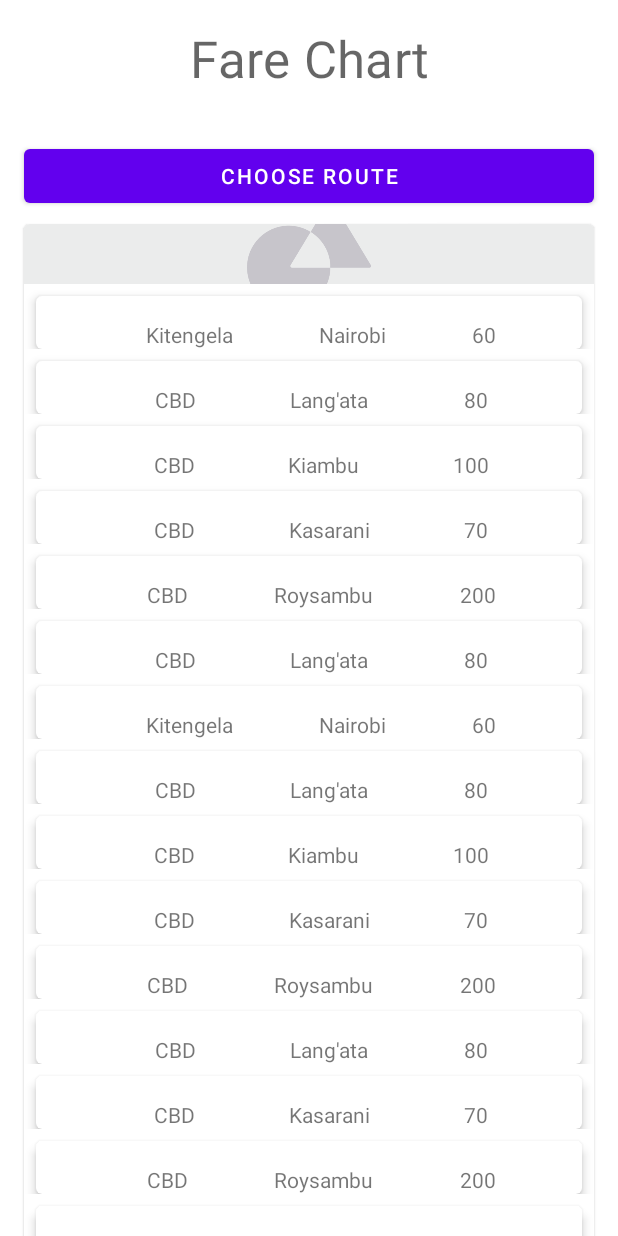
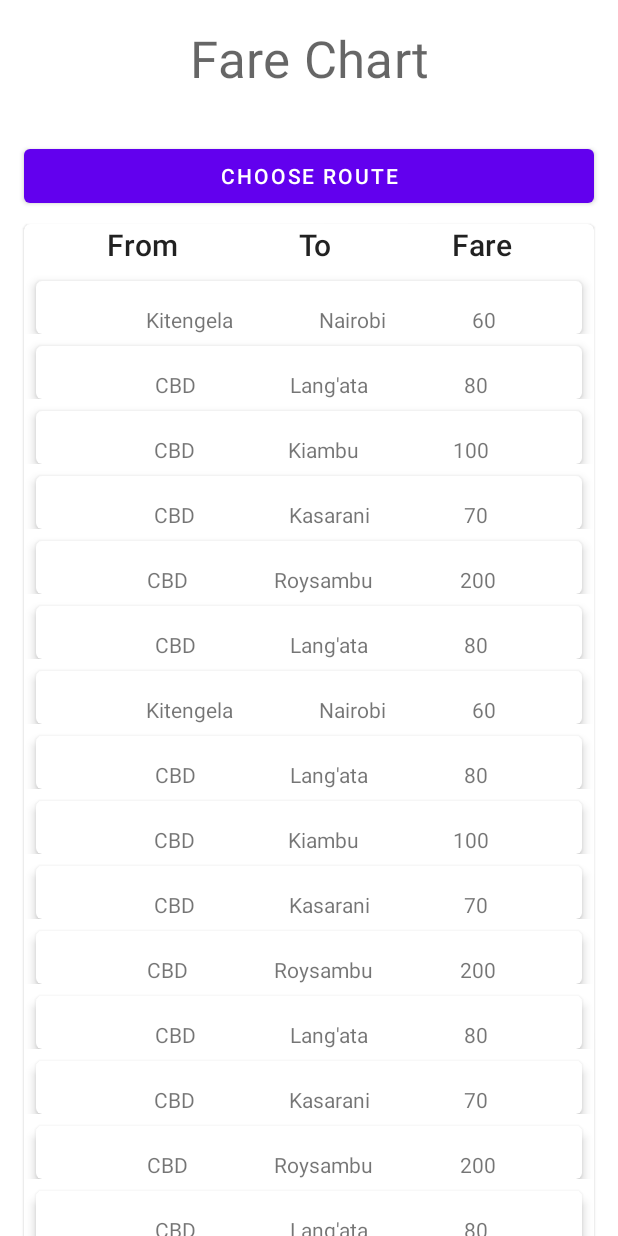
Before and after one commit to MalukiMuthusi/dmt-hackathon, an Android app: the screen it shows after launch (MainActivity), on a phone screen of 412 x 824 dp. Run offline under Robolectric (Android 15) with nearby library versions, the phone set to English and light mode, and no system bars; our stand-ins replace Firebase (no records; nobody signed in at launch, a user with empty details on screens opened directly), data binding; libraries missing offline, so code that uses them is left out: com.firebase.ui.

Commit message:
UI update

```diff
--- a/app/src/main/java/codes/malukimuthusi/hackathon/HomeFragment.kt
+++ b/app/src/main/java/codes/malukimuthusi/hackathon/HomeFragment.kt
@@ -7,8 +7,11 @@ import android.view.ViewGroup
 import androidx.fragment.app.Fragment
 import androidx.fragment.app.activityViewModels
 import androidx.navigation.fragment.findNavController
-import codes.malukimuthusi.hackathon.data.*
+import codes.malukimuthusi.hackathon.data.FareChartAdapter
+import codes.malukimuthusi.hackathon.data.FareChartListener
+import codes.malukimuthusi.hackathon.data.chartFares
 import codes.malukimuthusi.hackathon.databinding.FragmentHomeBinding
+import com.firebase.ui.auth.AuthUI
 import com.google.firebase.database.ktx.database
 import com.google.firebase.ktx.Firebase
 
@@ -16,6 +19,7 @@ import com.google.firebase.ktx.Firebase
 // the fragment initialization parameters, e.g. ARG_ITEM_NUMBER
 private const val ARG_PARAM1 = "param1"
 private const val ARG_PARAM2 = "param2"
+
 
 /**
  * A simple [Fragment] subclass.
@@ -26,6 +30,7 @@ class HomeFragment : Fragment() {
     // TODO: Rename and change types of parameters
     private var param1: String? = null
     private var param2: String? = null
+    private var signedin: Boolean = false
 
     override fun onCreate(savedInstanceState: Bundle?) {
         super.onCreate(savedInstanceState)
@@ -64,6 +69,9 @@ class HomeFragment : Fragment() {
         adapter.submitList(chartFares)
 
 
+
+
+
         // firebase
         val mydatabase = Firebase.database.reference
 //        val myroute = Route(saccos = Mock.saccoLists).toMap()
--- a/app/src/main/res/layout/fragment_home.xml
+++ b/app/src/main/res/layout/fragment_home.xml
@@ -54,27 +54,66 @@
                 android:layout_width="match_parent"
                 android:layout_height="match_parent">
 
-                <com.google.android.material.imageview.ShapeableImageView
-                    android:id="@+id/card_header"
-                    android:layout_width="match_parent"
-                    android:layout_height="40dp"
-                    android:scaleType="centerCrop"
+                <!--                <com.google.android.material.imageview.ShapeableImageView-->
+                <!--                    android:id="@+id/card_header"-->
+                <!--                    android:layout_width="match_parent"-->
+                <!--                    android:layout_height="40dp"-->
+                <!--                    android:scaleType="centerCrop"-->
+                <!--                    app:layout_constraintEnd_toEndOf="parent"-->
+                <!--                    app:layout_constraintStart_toStartOf="parent"-->
+                <!--                    app:layout_constraintTop_toTopOf="parent"-->
+                <!--                    app:srcCompat="@drawable/sample_image"-->
+                <!--                    app:tint="?attr/colorSurface"-->
+                <!--                    app:tintMode="multiply" />-->
+
+                <TextView
+                    android:id="@+id/start"
+                    style="@style/TextAppearance.MaterialComponents.Headline6"
+                    android:layout_width="133dp"
+                    android:layout_height="22dp"
+                    android:layout_marginStart="8dp"
+                    android:gravity="center_horizontal"
+                    android:text="From"
+                    app:layout_constraintEnd_toStartOf="@+id/destn"
+                    app:layout_constraintHorizontal_bias="0.5"
+                    app:layout_constraintStart_toStartOf="parent"
+                    app:layout_constraintTop_toTopOf="parent" />
+
+                <TextView
+                    android:id="@+id/destn"
+                    style="@style/TextAppearance.MaterialComponents.Headline6"
+                    android:layout_width="89dp"
+                    android:layout_height="wrap_content"
+                    android:gravity="center_horizontal"
+                    android:text="To"
+                    app:layout_constraintEnd_toStartOf="@+id/textView3"
+                    app:layout_constraintHorizontal_bias="0.5"
+                    app:layout_constraintStart_toEndOf="@+id/start"
+                    app:layout_constraintTop_toTopOf="@+id/start" />
+
+                <TextView
+                    android:id="@+id/textView3"
+                    style="@style/TextAppearance.MaterialComponents.Headline6"
+                    android:layout_width="125dp"
+                    android:layout_height="wrap_content"
+                    android:layout_marginEnd="8dp"
+                    android:gravity="center_horizontal"
+                    android:text="Fare"
                     app:layout_constraintEnd_toEndOf="parent"
-                    app:layout_constraintStart_toStartOf="parent"
-                    app:layout_constraintTop_toTopOf="parent"
-                    app:srcCompat="@drawable/sample_image"
-                    app:tint="?attr/colorSurface"
-                    app:tintMode="multiply" />
+                    app:layout_constraintHorizontal_bias="0.5"
+                    app:layout_constraintStart_toEndOf="@+id/destn"
+                    app:layout_constraintTop_toTopOf="@+id/destn" />
 
                 <androidx.recyclerview.widget.RecyclerView
                     android:id="@+id/recycler_view"
                     android:layout_width="match_parent"
                     android:layout_height="wrap_content"
+                    android:layout_marginTop="8dp"
                     app:layoutManager="androidx.recyclerview.widget.LinearLayoutManager"
                     app:layout_constraintEnd_toEndOf="parent"
                     app:layout_constraintHorizontal_bias="1.0"
                     app:layout_constraintStart_toStartOf="parent"
-                    app:layout_constraintTop_toBottomOf="@id/card_header"
+                    app:layout_constraintTop_toBottomOf="@id/start"
                     tools:itemCount="40"
                     tools:listitem="@layout/single_chart" />
 
```
Also changed, not shown: app/src/main/java/codes/malukimuthusi/hackathon/MainActivity.kt (+39 -3 lines), app/src/main/res/layout/fragment_sacco_fare.xml (+6 -29 lines).
